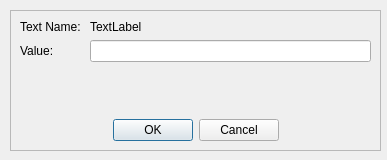
First picture: the form in src/Mod/TechDraw/Gui/DlgTemplateField.ui, repository berndhahnebach/All_FreeCAD, before the edit.
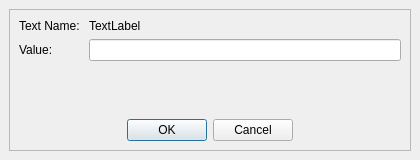
Second picture: the form after the edit.

Commit message: Apply "layout" to template field dialog

Patch:
```diff
--- a/src/Mod/TechDraw/Gui/DlgTemplateField.ui
+++ b/src/Mod/TechDraw/Gui/DlgTemplateField.ui
@@ -9,7 +9,7 @@
    <rect>
     <x>0</x>
     <y>0</y>
-    <width>387</width>
+    <width>420</width>
     <height>160</height>
    </rect>
   </property>
@@ -19,15 +19,9 @@
   <property name="modal">
    <bool>true</bool>
   </property>
+  <layout class="QGridLayout" name="gridLayout_2">
+   <item row="0" column="0">
   <widget class="QFrame" name="frame">
-   <property name="geometry">
-    <rect>
-     <x>10</x>
-     <y>10</y>
-     <width>371</width>
-     <height>141</height>
-    </rect>
-   </property>
    <property name="sizePolicy">
     <sizepolicy hsizetype="Preferred" vsizetype="Preferred">
      <horstretch>0</horstretch>
@@ -40,15 +34,8 @@
    <property name="frameShadow">
     <enum>QFrame::Raised</enum>
    </property>
-   <widget class="QWidget" name="verticalLayoutWidget">
-    <property name="geometry">
-     <rect>
-      <x>10</x>
-      <y>10</y>
-      <width>351</width>
-      <height>121</height>
-     </rect>
-    </property>
+     <layout class="QGridLayout" name="gridLayout">
+      <item row="0" column="0">
     <layout class="QVBoxLayout" name="verticalLayout">
      <item>
       <layout class="QFormLayout" name="formLayout">
@@ -92,9 +79,13 @@
       </widget>
      </item>
     </layout>
-   </widget>
-  </widget>
- </widget>
+      </item>
+     </layout>
+    </widget>
+   </item>
+  </layout>
+ </widget>
+ <layoutdefault spacing="6" margin="9"/>
  <resources/>
  <connections>
   <connection>
```
Lines whose indentation alone changed are shown as unchanged.
